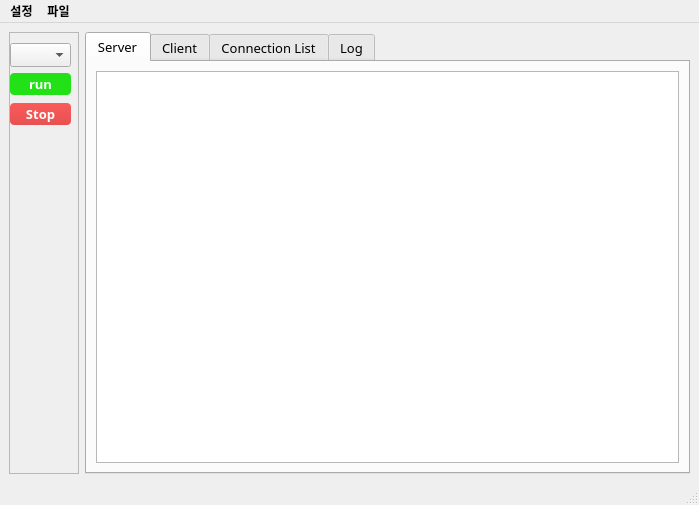
gusdnd3150/communication-gui, file ui/main.ui: the form before one commit.
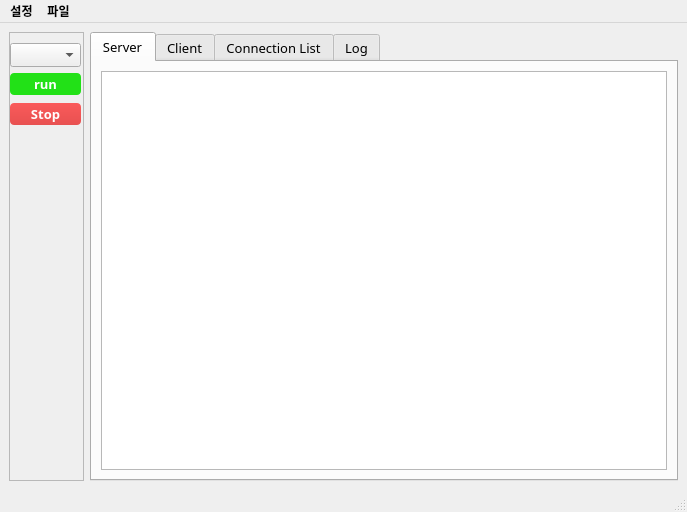
The form after the commit.

Diff of the .ui file:
```diff
--- a/ui/main.ui
+++ b/ui/main.ui
@@ -6,8 +6,8 @@
    <rect>
     <x>0</x>
     <y>0</y>
-    <width>699</width>
-    <height>505</height>
+    <width>687</width>
+    <height>512</height>
    </rect>
   </property>
   <property name="sizePolicy">
@@ -52,10 +52,13 @@
     <item row="0" column="1">
      <layout class="QGridLayout" name="gridLayout_2">
       <item row="0" column="0">
-       <layout class="QGridLayout" name="gridLayout"/>
-      </item>
-      <item row="1" column="0">
        <widget class="QTabWidget" name="tabWidget">
+        <property name="sizePolicy">
+         <sizepolicy hsizetype="Expanding" vsizetype="Expanding">
+          <horstretch>0</horstretch>
+          <verstretch>0</verstretch>
+         </sizepolicy>
+        </property>
         <property name="font">
          <font>
           <pointsize>10</pointsize>
@@ -279,11 +282,17 @@
     <item row="0" column="0">
      <widget class="QScrollArea" name="scrollArea">
       <property name="sizePolicy">
-       <sizepolicy hsizetype="Maximum" vsizetype="Expanding">
+       <sizepolicy hsizetype="Minimum" vsizetype="Expanding">
         <horstretch>0</horstretch>
         <verstretch>0</verstretch>
        </sizepolicy>
       </property>
+      <property name="minimumSize">
+       <size>
+        <width>75</width>
+        <height>0</height>
+       </size>
+      </property>
       <property name="frameShadow">
        <enum>QFrame::Raised</enum>
       </property>
@@ -295,8 +304,8 @@
         <rect>
          <x>0</x>
          <y>0</y>
-         <width>69</width>
-         <height>442</height>
+         <width>73</width>
+         <height>449</height>
         </rect>
        </property>
        <widget class="QPushButton" name="btn_stop">
@@ -304,7 +313,7 @@
          <rect>
           <x>0</x>
           <y>70</y>
-          <width>61</width>
+          <width>71</width>
           <height>22</height>
          </rect>
         </property>
@@ -348,7 +357,7 @@
          <rect>
           <x>0</x>
           <y>40</y>
-          <width>61</width>
+          <width>71</width>
           <height>22</height>
          </rect>
         </property>
@@ -388,7 +397,7 @@
          <rect>
           <x>0</x>
           <y>10</y>
-          <width>61</width>
+          <width>71</width>
           <height>24</height>
          </rect>
         </property>
@@ -421,7 +430,7 @@
     <rect>
      <x>0</x>
      <y>0</y>
-     <width>699</width>
+     <width>687</width>
      <height>22</height>
     </rect>
    </property>
```
Left out of the diff: 6 changed lines with no effect on the pictures.
